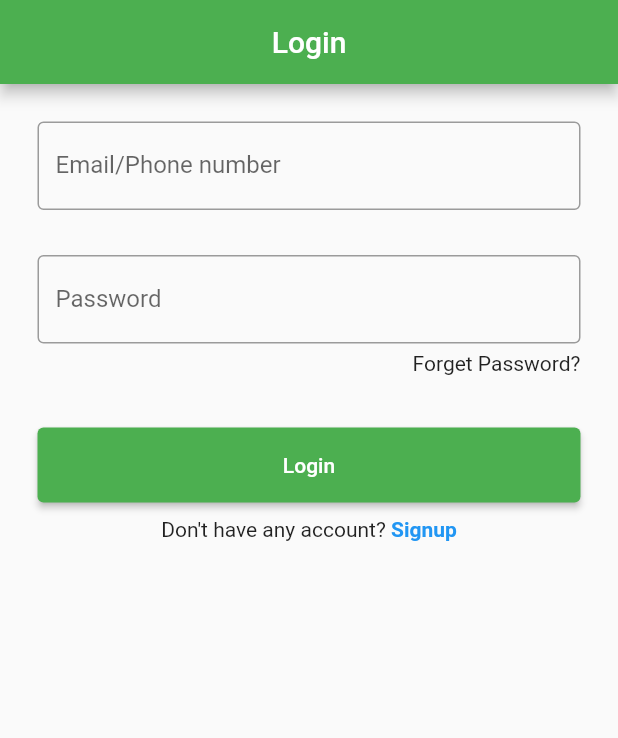
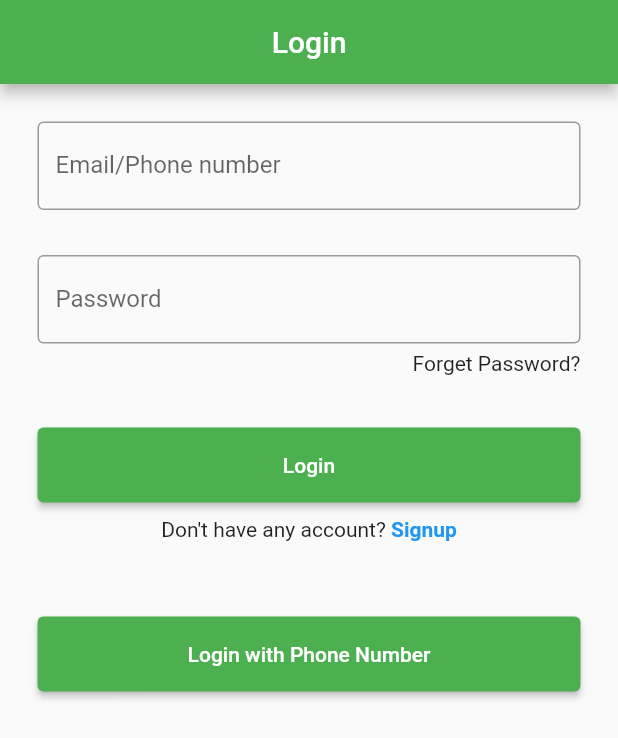
Before and after one commit to Md-Sifatullah617/pdf_gen, a Flutter app: the screen it shows after launch, on a phone screen of 412 x 824 dp. Shown: the top 738 px of the screen. Run offline on Flutter 3.47's test engine with Material 2 defaults, Android fonts, the phone set to English and light mode, and no system bars; our stand-ins replace firebase_auth, firebase_core, fluttertoast; accounts and stored records are empty.

Commit message:
add new button

```diff
--- a/lib/auth/login.dart
+++ b/lib/auth/login.dart
@@ -13,8 +13,8 @@ class LoginPage extends StatefulWidget {
 }
 
 class _LoginPageState extends State<LoginPage> {
-  final TextEditingController emailController = TextEditingController();
-  final TextEditingController pwdController = TextEditingController();
+  final  emailController = TextEditingController();
+  final  pwdController = TextEditingController();
   @override
   void dispose() {
     super.dispose();
@@ -144,7 +144,9 @@ class _LoginPageState extends State<LoginPage> {
                       ),
                     )
                   ],
-                )
+                ),
+                const SizedBox(height: 50,),
+                ElevatedButton(onPressed: (){}, style: buttonStyle, child: const Text("Login with Phone Number"),),
               ]),
             ),
           ),
```
